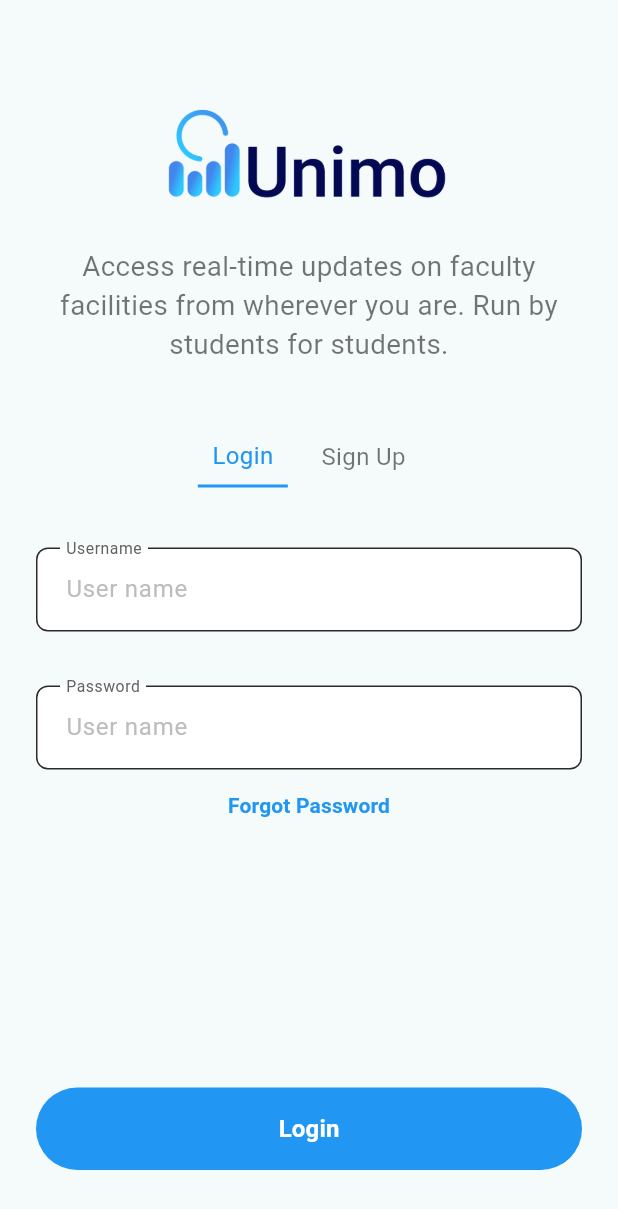
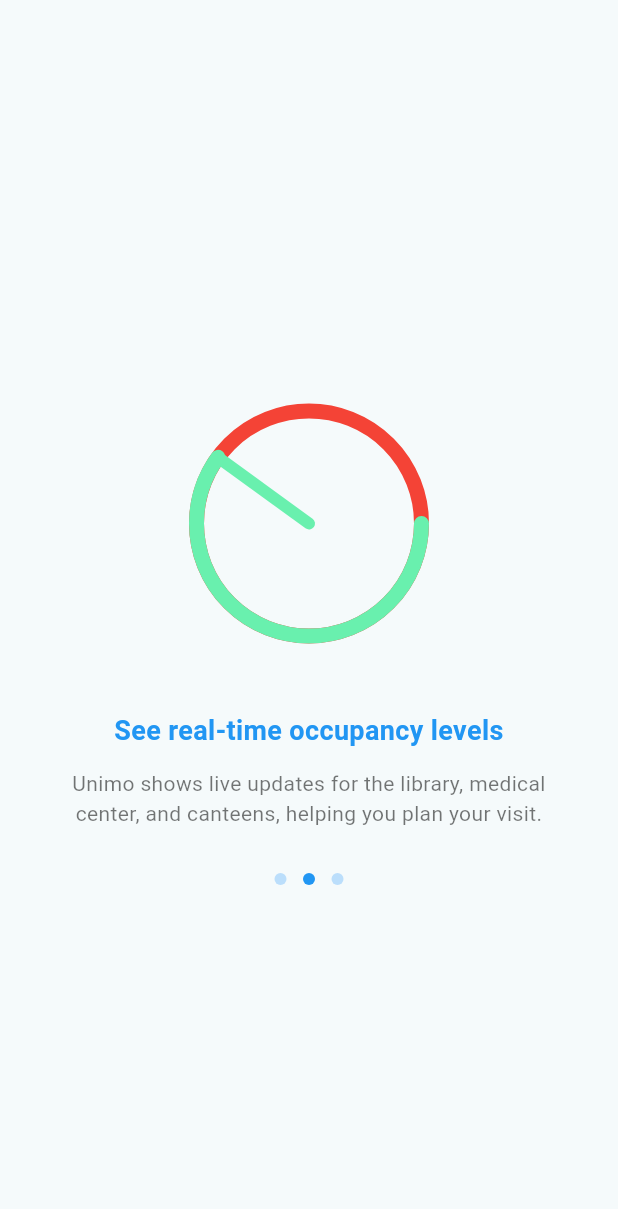
Before and after one commit to AnuV6/UNIMO-Mobile-App, a Flutter app: the screen it shows after launch, on a phone screen of 412 x 824 dp. Shown: the top 1209 px of the screen. Run offline on Flutter 3.47's test engine with Material 3 defaults, Android fonts, the phone set to English and light mode, and no system bars.

Commit message:
Add onboarding screens
- added onboarding1 screen
- added onboarding3 screen

```diff
--- a/lib/main.dart
+++ b/lib/main.dart
@@ -1,6 +1,8 @@
 import 'package:flutter/material.dart';
 import 'package:unimo_mobile_app/Screens/login_screen.dart';
 import 'package:unimo_mobile_app/onboarding_screen/onboarding1.dart';
+import 'package:unimo_mobile_app/onboarding_screen/onboarding2.dart';
+import 'package:unimo_mobile_app/onboarding_screen/onboarding3.dart';
 
 void main() {
   runApp(const MyApp());
@@ -34,7 +36,7 @@
             seedColor: const Color.fromARGB(255, 255, 255, 255)),
         useMaterial3: true,
       ),
-      home: const LoginScreen(),
+      home: const Onboarding2(),
     );
   }
 }
--- /dev/null
+++ b/lib/onboarding_screen/onboarding2.dart
@@ -0,0 +1,181 @@
+import 'package:flutter/material.dart';
+import 'dart:math';
+
+void main() {
+  runApp(const MaterialApp(
+    home: Onboarding2(), // Changed screen name here
+    debugShowCheckedModeBanner: false,
+  ));
+}
+
+class Onboarding2 extends StatelessWidget {
+  // Changed class name here
+  const Onboarding2({Key? key}) : super(key: key);
+
+  @override
+  Widget build(BuildContext context) {
+    return Scaffold(
+      body: SafeArea(
+        child: Column(
+          mainAxisAlignment: MainAxisAlignment.center,
+          children: [
+            const SizedBox(height: 40),
+
+            // Animated Circular Progress Indicator
+            const Center(
+              child: CustomCircularProgressIndicator(),
+            ),
+
+            const SizedBox(height: 50),
+
+            // Title Text
+            const Padding(
+              padding: EdgeInsets.symmetric(horizontal: 30),
+              child: Text(
+                'See real-time occupancy levels',
+                textAlign: TextAlign.center,
+                style: TextStyle(
+                  fontSize: 18,
+                  fontWeight: FontWeight.bold,
+                  color: Colors.blue, // Title color
+                ),
+              ),
+            ),
+
+            const SizedBox(height: 12),
+
+            // Description Text
+            const Padding(
+              padding: EdgeInsets.symmetric(horizontal: 30),
+              child: Text(
+                'Unimo shows live updates for the library, medical center, and canteens, helping you plan your visit.',
+                textAlign: TextAlign.center,
+                style: TextStyle(
+                  fontSize: 14,
+                  color: Colors.black54,
+                ),
+              ),
+            ),
+
+            const SizedBox(height: 30),
+
+            // Pagination Indicator
+            Row(
+              mainAxisAlignment: MainAxisAlignment.center,
+              children: [
+                _buildDot(isActive: false),
+                _buildDot(isActive: true),
+                _buildDot(isActive: false),
+              ],
+            ),
+          ],
+        ),
+      ),
+    );
+  }
+
+  // Pagination Dot Builder
+  Widget _buildDot({required bool isActive}) {
+    return Container(
+      margin: const EdgeInsets.symmetric(horizontal: 5),
+      height: 8,
+      width: isActive ? 10 : 8,
+      decoration: BoxDecoration(
+        color: isActive ? Colors.blue : Colors.blue[100],
+        shape: BoxShape.circle,
+      ),
+    );
+  }
+}
+
+// Custom Animated Circular Progress Indicator
+class CustomCircularProgressIndicator extends StatefulWidget {
+  const CustomCircularProgressIndicator({Key? key}) : super(key: key);
+
+  @override
+  _CustomCircularProgressIndicatorState createState() =>
+      _CustomCircularProgressIndicatorState();
+}
+
+class _CustomCircularProgressIndicatorState
+    extends State<CustomCircularProgressIndicator>
+    with SingleTickerProviderStateMixin {
+  late AnimationController _controller;
+
+  @override
+  void initState() {
+    super.initState();
+    _controller = AnimationController(
+      vsync: this,
+      duration: const Duration(seconds: 3),
+    )..repeat(reverse: false);
+  }
+
+  @override
+  void dispose() {
+    _controller.dispose();
+    super.dispose();
+  }
+
+  @override
+  Widget build(BuildContext context) {
+    return AnimatedBuilder(
+      animation: _controller,
+      builder: (context, child) {
+        return CustomPaint(
+          painter: CircularProgressPainter(_controller.value),
+          size: const Size(150, 150),
+        );
+      },
+    );
+  }
+}
+
+class CircularProgressPainter extends CustomPainter {
+  final double progress;
+  CircularProgressPainter(this.progress);
+
+  @override
+  void paint(Canvas canvas, Size size) {
+    Paint backgroundPaint = Paint()
+      ..color = Colors.red
+      ..strokeWidth = 10
+      ..style = PaintingStyle.stroke;
+
+    Paint progressPaint = Paint()
+      ..color = Colors.greenAccent
+      ..strokeWidth = 10
+      ..style = PaintingStyle.stroke
+      ..strokeCap = StrokeCap.round;
+
+    Paint handPaint = Paint()
+      ..color = Colors.greenAccent
+      ..strokeWidth = 8
+      ..strokeCap = StrokeCap.round;
+
+    Offset center = Offset(size.width / 2, size.height / 2);
+    double radius = size.width / 2;
+
+    canvas.drawCircle(center, radius, backgroundPaint);
+    canvas.drawArc(
+      Rect.fromCircle(center: center, radius: radius),
+      0, // Start from right
+      progress * 2 * pi,
+      false,
+      progressPaint,
+    );
+
+    // Draw the clock hand
+    double angle = progress * 2 * pi;
+    Offset handEnd = Offset(
+      center.dx + radius * cos(angle),
+      center.dy + radius * sin(angle),
+    );
+    canvas.drawLine(center, handEnd, handPaint);
+  }
+
+  @override
+  bool shouldRepaint(covariant CustomPainter oldDelegate) {
+    return true;
+  }
+}
--- a/pubspec.yaml
+++ b/pubspec.yaml
@@ -56,6 +56,7 @@ flutter:
   assets:
     - assets/logo.png
     - assets/onboarding_image.png
+    - assets/trophy.png
 
   # The following line ensures that the Material Icons font is
   # included with your application, so that you can use the icons in
```
Also changed, not shown: lib/onboarding_screen/onboarding1.dart (+12 -111 lines), lib/onboarding_screen/onboarding3.dart (added, +83 -0 lines), assets/trophy.png (added).
